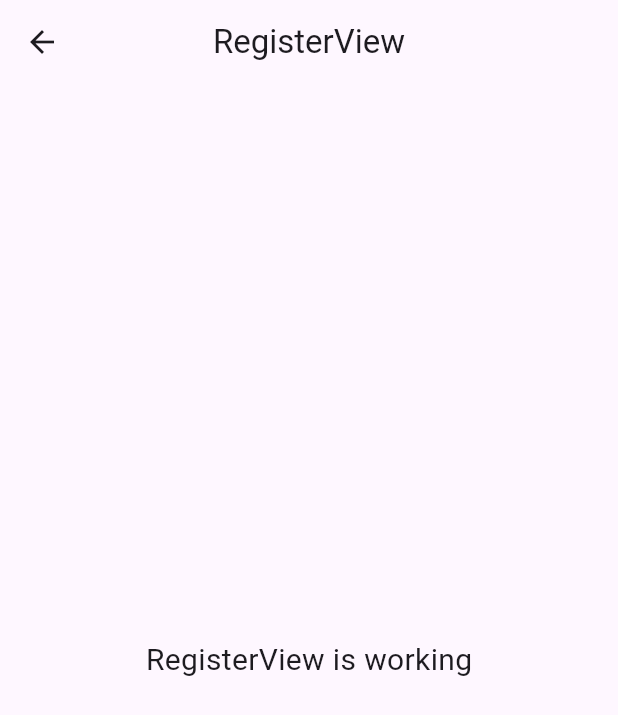
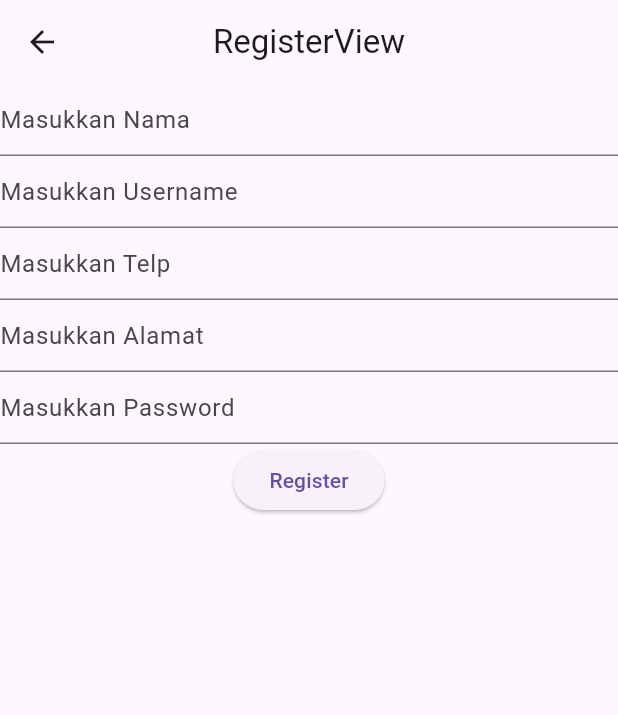
Before and after one commit to rafaelm34/peminjam_perpustakaan_kelasc, a Flutter app: the RegisterView screen opened by its route, on a phone screen of 412 x 824 dp. Shown: the top 715 px of the screen. Run offline on Flutter 3.47's test engine with Material 3 defaults, Android fonts, the phone set to English and light mode, and no system bars; our stand-ins replace dio, get, get_storage, pretty_dio_logger; missing offline and left inert: dart:js_interop; accounts and stored records are empty.

Commit message:
membuat project peminjam seperti project petugas

```diff
--- /dev/null
+++ b/lib/app/data/data/model/response_register.dart
@@ -0,0 +1,84 @@
+/// status : 201
+/// message : "success"
+/// data : {"nama":"said","username":"said","telp":"085","alamat":"alamat","role":"PEMINJAM","updated_at":"2024-01-09T05:36:44.000000Z","created_at":"2024-01-09T05:36:44.000000Z","id":2}
+
+class ResponseRegister {
+  ResponseRegister({
+      this.status,
+      this.message,
+      this.data,});
+
+  ResponseRegister.fromJson(dynamic json) {
+    status = json['status'];
+    message = json['message'];
+    data = json['data'] != null ? Data.fromJson(json['data']) : null;
+  }
+  int? status;
+  String? message;
+  Data? data;
+
+  Map<String, dynamic> toJson() {
+    final map = <String, dynamic>{};
+    map['status'] = status;
+    map['message'] = message;
+    if (data != null) {
+      map['data'] = data?.toJson();
+    }
+    return map;
+  }
+
+}
+
+/// nama : "said"
+/// username : "said"
+/// telp : "085"
+/// alamat : "alamat"
+/// role : "PEMINJAM"
+/// updated_at : "2024-01-09T05:36:44.000000Z"
+/// created_at : "2024-01-09T05:36:44.000000Z"
+/// id : 2
+
+class Data {
+  Data({
+      this.nama,
+      this.username,
+      this.telp,
+      this.alamat,
+      this.role,
+      this.updatedAt,
+      this.createdAt,
+      this.id,});
+
+  Data.fromJson(dynamic json) {
+    nama = json['nama'];
+    username = json['username'];
+    telp = json['telp'];
+    alamat = json['alamat'];
+    role = json['role'];
+    updatedAt = json['updated_at'];
+    createdAt = json['created_at'];
+    id = json['id'];
+  }
+  String? nama;
+  String? username;
+  String? telp;
+  String? alamat;
+  String? role;
+  String? updatedAt;
+  String? createdAt;
+  int? id;
+
+  Map<String, dynamic> toJson() {
+    final map = <String, dynamic>{};
+    map['nama'] = nama;
+    map['username'] = username;
+    map['telp'] = telp;
+    map['alamat'] = alamat;
+    map['role'] = role;
+    map['updated_at'] = updatedAt;
+    map['created_at'] = createdAt;
+    map['id'] = id;
+    return map;
+  }
+
+}
--- a/lib/app/data/data/provider/storage_provider.dart
+++ b/lib/app/data/data/provider/storage_provider.dart
@@ -24,4 +24,5 @@ class StorageProvider {
 
 class StorageKey {
   static const String status = "status";
+  static const String idUser = "idUser";
 }
--- a/lib/app/modules/login/controllers/login_controller.dart
+++ b/lib/app/modules/login/controllers/login_controller.dart
@@ -4,6 +4,7 @@ import 'dart:js_interop';
 import 'package:flutter/cupertino.dart';
 import 'package:flutter/material.dart';
 import 'package:get/get.dart';
+import 'package:peminjam_perpustakaan_kelasc/app/data/data/model/response_login.dart';
 
 import '../../../data/data/constant/endpoint.dart';
 import '../../../data/data/provider/api_provider.dart';
@@ -50,7 +51,9 @@ class LoginController extends GetxController {
                 {"username": usernameController.text.toString(),
                   "password": passwordController.text.toString()}));
         if (response.statusCode == 200) {
+          final ResponseLogin responseLogin = ResponseLogin.fromJson(response.data);
           await StorageProvider.write(StorageKey.status, "logged");
+          await StorageProvider.write(StorageKey.idUser, responseLogin.data!.id!.toString());
           Get.offAllNamed(Routes.HOME);
         } else {
           Get.snackbar("Sorry", "Login Gagal", backgroundColor: Colors.orange);
--- a/lib/app/modules/register/controllers/register_controller.dart
+++ b/lib/app/modules/register/controllers/register_controller.dart
@@ -1,9 +1,28 @@
+import 'package:flutter/cupertino.dart';
 import 'package:get/get.dart';
+import 'package:flutter/material.dart';
+import 'package:peminjam_perpustakaan_kelasc/app/data/data/model/response_register.dart';
+
+import '../../../data/data/constant/endpoint.dart';
+import '../../../data/data/provider/api_provider.dart';
+import 'package:dio/dio.dart' as dio;
+
+import '../../../data/data/provider/storage_provider.dart';
+import '../../../routes/app_pages.dart';
 
 class RegisterController extends GetxController {
+  final GlobalKey<FormState> formKey = GlobalKey<FormState>();
+  final TextEditingController namaController = TextEditingController();
+  final TextEditingController usernameController = TextEditingController();
+  final TextEditingController telpController = TextEditingController();
+  final TextEditingController alamatController = TextEditingController();
+  final TextEditingController passwordController = TextEditingController();
+  final loading = false.obs;
+
   //TODO: Implement RegisterController
 
   final count = 0.obs;
+
   @override
   void onInit() {
     super.onInit();
@@ -19,5 +38,44 @@ class RegisterController extends GetxController {
     super.onClose();
   }
 
-  void increment() => count.value++;
+  register() async {
+    loading(true);
+    try {
+      FocusScope.of(Get.context!).unfocus();
+      formKey.currentState?.save();
+      if (formKey.currentState!.validate()) ;
+      {
+        final response = await ApiProvider.instance().post(Endpoint.register,
+            data: ({
+              "nama": namaController.text.toString(),
+              "username": usernameController.text.toString(),
+              "telp": telpController.text.toString(),
+              "alamat": alamatController.text.toString(),
+              "password": passwordController.text.toString()
+            }));
+
+        if (response.statusCode == 201) {
+          Get.back();
+          // Get.offAllNamed(Routes.LOGIN);
+        } else {
+          Get.snackbar("Sorry", "Register Gagal",
+              backgroundColor: Colors.orange);
+        }
+      }
+      loading(false);
+    } on dio.DioException catch (e) {
+      loading(false);
+      if (e.response != null) {
+        if (e.response?.data != null) {
+          Get.snackbar("Sorry", "${e.response?.data['message']}",
+              backgroundColor: Colors.orange);
+        }
+      } else {
+        Get.snackbar("Sorry", e.message ?? "", backgroundColor: Colors.red);
+      }
+    } catch (e) {
+      loading(false);
+      Get.snackbar("Error", e.toString(), backgroundColor: Colors.red);
+    }
+  }
 }
--- a/lib/app/modules/register/views/register_view.dart
+++ b/lib/app/modules/register/views/register_view.dart
@@ -2,6 +2,7 @@ import 'package:flutter/material.dart';
 
 import 'package:get/get.dart';
 
+import '../../../routes/app_pages.dart';
 import '../controllers/register_controller.dart';
 
 class RegisterView extends GetView<RegisterController> {
@@ -13,11 +14,67 @@ class RegisterView extends GetView<RegisterController> {
         title: const Text('RegisterView'),
         centerTitle: true,
       ),
-      body: const Center(
-        child: Text(
-          'RegisterView is working',
-          style: TextStyle(fontSize: 20),
-        ),
+      body: Center(
+        child: Form(
+            key: controller.formKey,
+            child: Column(
+              children: [
+                TextFormField(
+                  controller: controller.usernameController,
+                  decoration: InputDecoration(hintText: "Masukkan Nama"),
+                  validator: (value) {
+                    if (value!.length < 2) {
+                      return "Nama tidak boleh kosong";
+                    }
+                    return null;
+                  },
+                ),
+                TextFormField(
+                  controller: controller.namaController,
+                  decoration: InputDecoration(hintText: "Masukkan Username"),
+                  validator: (value) {
+                    if (value!.length < 2) {
+                      return "Username tidak boleh kosong";
+                    }
+                    return null;
+                  },
+                ),TextFormField(
+                  controller: controller.telpController,
+                  decoration: InputDecoration(hintText: "Masukkan Telp"),
+                  validator: (value) {
+                    if (value!.length < 2) {
+                      return "Telp tidak boleh kosong";
+                    }
+                    return null;
+                  },
+                ),TextFormField(
+                  controller: controller.alamatController,
+                  decoration: InputDecoration(hintText: "Masukkan Alamat"),
+                  validator: (value) {
+                    if (value!.length < 2) {
+                      return "Alamat tidak boleh kosong";
+                    }
+                    return null;
+                  },
+                ),TextFormField(
+                  controller: controller.passwordController,
+                  decoration: InputDecoration(hintText: "Masukkan Password"),
+                  validator: (value) {
+                    if (value!.length < 2) {
+                      return "Password tidak boleh kosong";
+                    }
+                    return null;
+                  },
+                ),
+                Obx(() => controller.loading.value
+                    ? CircularProgressIndicator()
+                    : ElevatedButton(
+                    onPressed: () {
+                      controller.register();
+                    },
+                    child: Text("Register"))),
+              ],
+            )),
       ),
     );
   }
```
